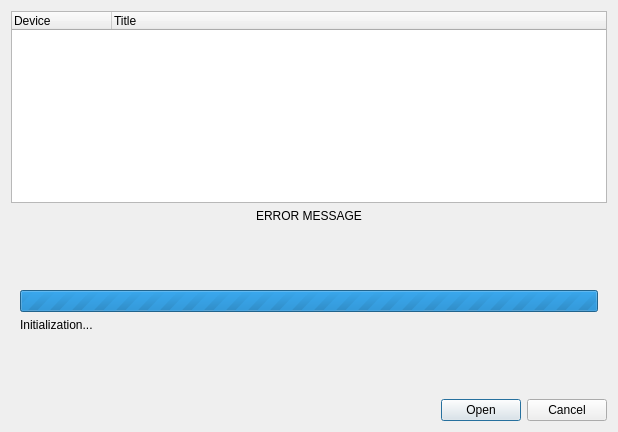
Old version of the form src/ChooseOpticalDiscDialog.ui in the repository brainstream/OPL-PC-Tools.
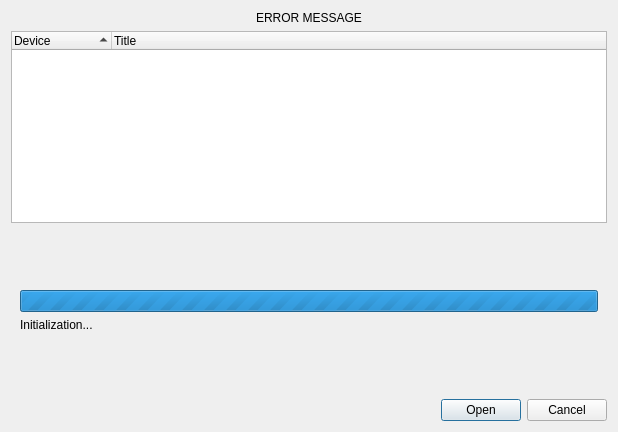
New version of the form.

Diff of the .ui file:
```diff
--- a/src/ChooseOpticalDiscDialog.ui
+++ b/src/ChooseOpticalDiscDialog.ui
@@ -17,6 +17,19 @@
    <bool>true</bool>
   </property>
   <layout class="QVBoxLayout" name="verticalLayout_2">
+   <item>
+    <widget class="QLabel" name="mp_label_error">
+     <property name="text">
+      <string notr="true">ERROR MESSAGE</string>
+     </property>
+     <property name="alignment">
+      <set>Qt::AlignCenter</set>
+     </property>
+     <property name="wordWrap">
+      <bool>true</bool>
+     </property>
+    </widget>
+   </item>
    <item>
     <widget class="QWidget" name="mp_widget_content" native="true">
      <layout class="QVBoxLayout" name="verticalLayout">
@@ -49,6 +62,9 @@
         <property name="itemsExpandable">
          <bool>false</bool>
         </property>
+        <property name="sortingEnabled">
+         <bool>true</bool>
+        </property>
         <property name="columnCount">
          <number>2</number>
         </property>
@@ -64,19 +80,6 @@
         </column>
        </widget>
       </item>
-      <item>
-       <widget class="QLabel" name="mp_label_error">
-        <property name="text">
-         <string notr="true">ERROR MESSAGE</string>
-        </property>
-        <property name="alignment">
-         <set>Qt::AlignCenter</set>
-        </property>
-        <property name="wordWrap">
-         <bool>true</bool>
-        </property>
-       </widget>
-      </item>
      </layout>
     </widget>
    </item>
```
